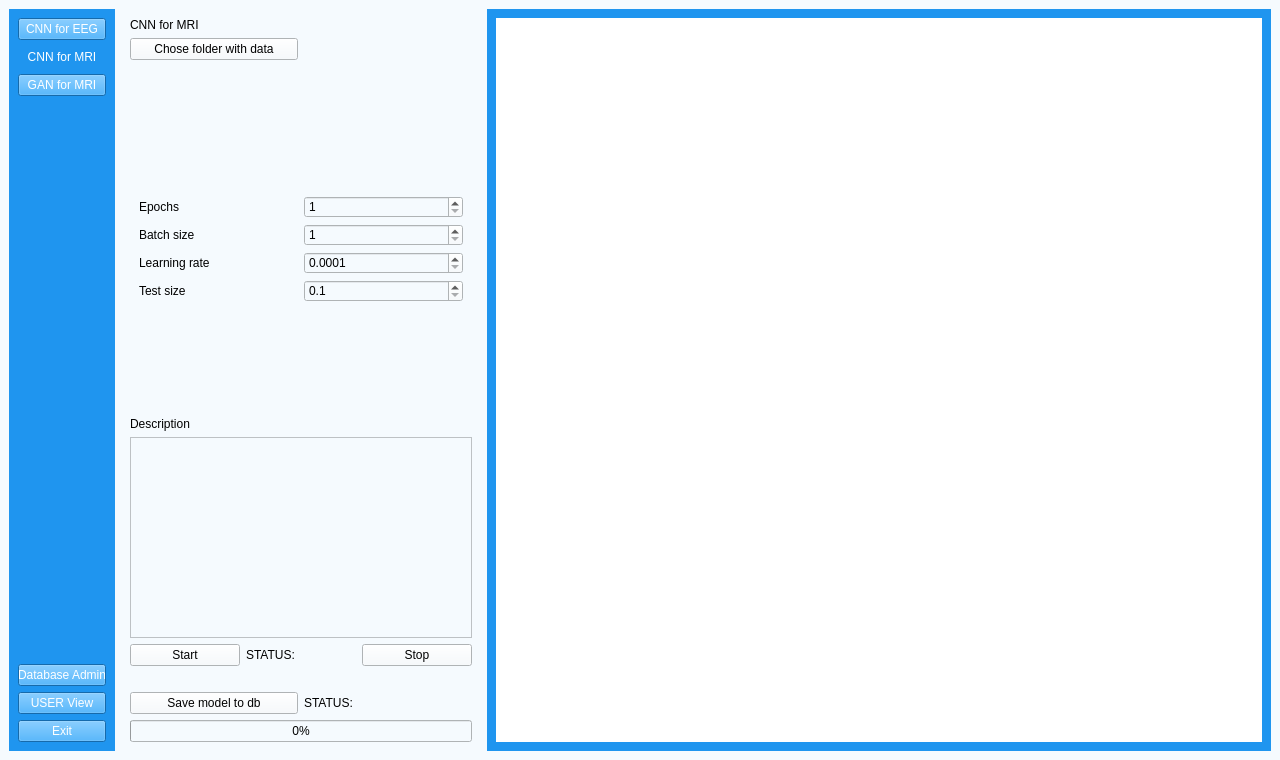
matimusial/ADHDPredictorApp, file UI/aUI_projekt_MRI.ui: the form before one commit.
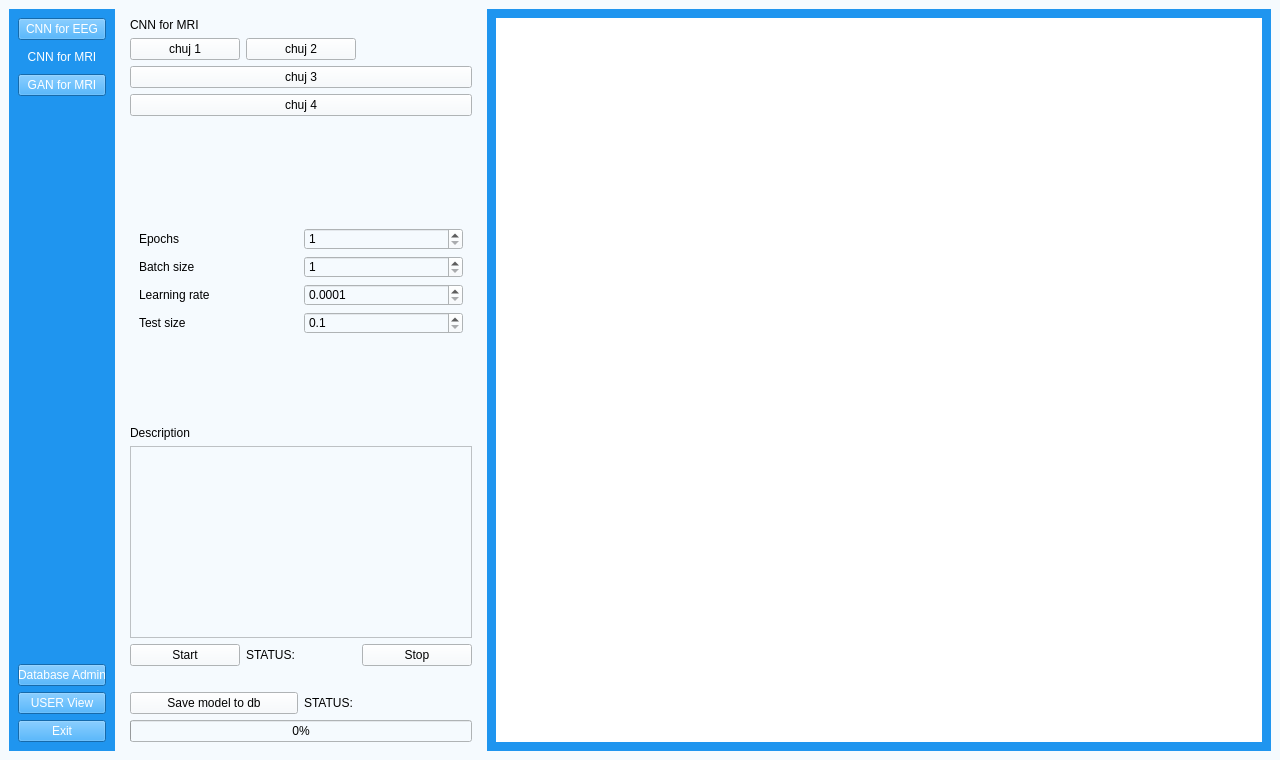
The form after the commit. Icons and pictures are not drawn.

Diff of the .ui file:
```diff
--- a/UI/aUI_projekt_MRI.ui
+++ b/UI/aUI_projekt_MRI.ui
@@ -176,7 +176,14 @@
                <item>
                 <widget class="QPushButton" name="folder_explore">
                  <property name="text">
-                  <string>Chose folder with data</string>
+                  <string>chuj 1</string>
+                 </property>
+                </widget>
+               </item>
+               <item>
+                <widget class="QPushButton" name="folder_explore_2">
+                 <property name="text">
+                  <string>chuj 2</string>
                  </property>
                 </widget>
                </item>
@@ -189,6 +196,20 @@
                </item>
               </layout>
              </item>
+             <item>
+              <widget class="QPushButton" name="folder_explore_3">
+               <property name="text">
+                <string>chuj 3</string>
+               </property>
+              </widget>
+             </item>
+             <item>
+              <widget class="QPushButton" name="folder_explore_4">
+               <property name="text">
+                <string>chuj 4</string>
+               </property>
+              </widget>
+             </item>
              <item>
               <widget class="QLabel" name="info_dump_2">
                <property name="text">
```
Left out of the diff: 20 changed lines with no effect on the pictures.
